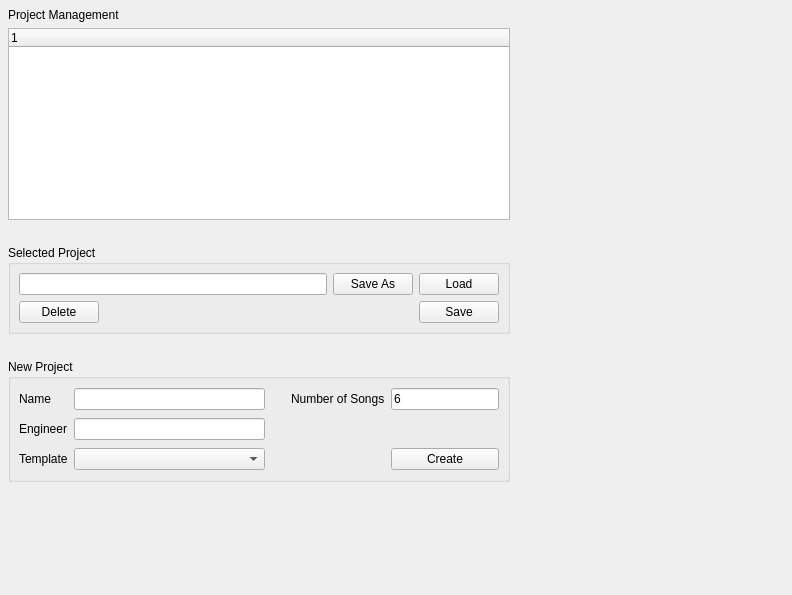
ErwanLegrand/Traverso-DAW, file src/traverso/ui/ProjectManagerWidget.ui: the form before one commit.
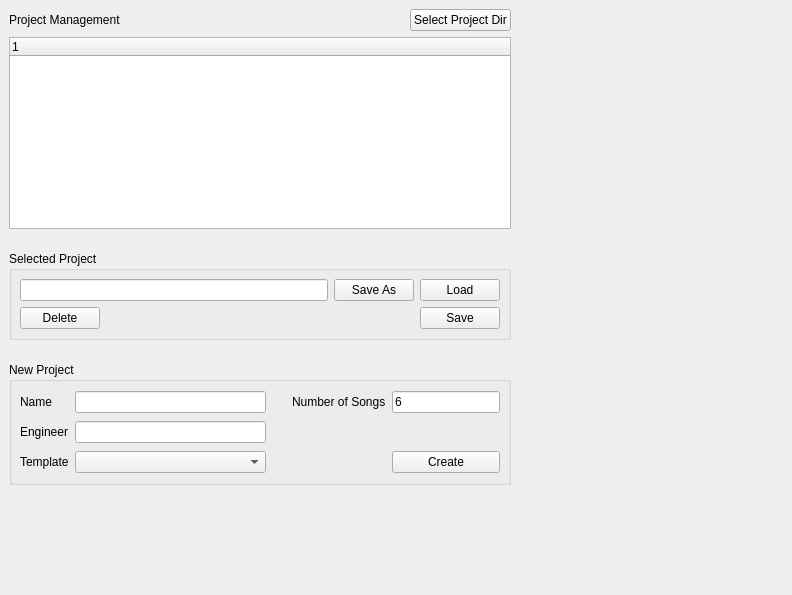
The form after the commit.

Commit message: add project dir selection button

```diff
--- a/src/traverso/ui/ProjectManagerWidget.ui
+++ b/src/traverso/ui/ProjectManagerWidget.ui
@@ -32,37 +32,11 @@
   </property>
   <layout class="QGridLayout" >
    <property name="margin" >
-    <number>8</number>
+    <number>9</number>
    </property>
    <property name="spacing" >
     <number>6</number>
    </property>
-   <item row="1" column="0" >
-    <spacer>
-     <property name="orientation" >
-      <enum>Qt::Vertical</enum>
-     </property>
-     <property name="sizeHint" >
-      <size>
-       <width>502</width>
-       <height>71</height>
-      </size>
-     </property>
-    </spacer>
-   </item>
-   <item row="0" column="1" >
-    <spacer>
-     <property name="orientation" >
-      <enum>Qt::Horizontal</enum>
-     </property>
-     <property name="sizeHint" >
-      <size>
-       <width>266</width>
-       <height>474</height>
-      </size>
-     </property>
-    </spacer>
-   </item>
    <item row="0" column="0" >
     <layout class="QVBoxLayout" >
      <property name="margin" >
@@ -72,11 +46,41 @@
       <number>6</number>
      </property>
      <item>
-      <widget class="QLabel" name="label" >
-       <property name="text" >
-        <string>Project Management</string>
+      <layout class="QHBoxLayout" >
+       <property name="margin" >
+        <number>0</number>
        </property>
-      </widget>
+       <property name="spacing" >
+        <number>6</number>
+       </property>
+       <item>
+        <widget class="QLabel" name="label" >
+         <property name="text" >
+          <string>Project Management</string>
+         </property>
+        </widget>
+       </item>
+       <item>
+        <spacer>
+         <property name="orientation" >
+          <enum>Qt::Horizontal</enum>
+         </property>
+         <property name="sizeHint" >
+          <size>
+           <width>40</width>
+           <height>20</height>
+          </size>
+         </property>
+        </spacer>
+       </item>
+       <item>
+        <widget class="QPushButton" name="projectDirSelectButton" >
+         <property name="text" >
+          <string>Select Project Dir</string>
+         </property>
+        </widget>
+       </item>
+      </layout>
      </item>
      <item>
       <widget class="QTreeWidget" name="projectListView" >
@@ -124,13 +128,6 @@
           <property name="spacing" >
            <number>6</number>
           </property>
-          <item row="1" column="3" >
-           <widget class="QPushButton" name="saveProjectButton" >
-            <property name="text" >
-             <string>Save</string>
-            </property>
-           </widget>
-          </item>
           <item row="1" column="1" >
            <spacer>
             <property name="orientation" >
@@ -144,13 +141,6 @@
             </property>
            </spacer>
           </item>
-          <item row="1" column="0" >
-           <widget class="QPushButton" name="deleteProjectbutton" >
-            <property name="text" >
-             <string>Delete</string>
-            </property>
-           </widget>
-          </item>
           <item row="0" column="0" colspan="2" >
            <widget class="QLineEdit" name="selectedProjectName" />
           </item>
@@ -161,6 +151,13 @@
             </property>
            </widget>
           </item>
+          <item row="1" column="0" >
+           <widget class="QPushButton" name="deleteProjectbutton" >
+            <property name="text" >
+             <string>Delete</string>
+            </property>
+           </widget>
+          </item>
           <item row="0" column="3" >
            <widget class="QPushButton" name="loadProjectButton" >
             <property name="text" >
@@ -168,6 +165,13 @@
             </property>
            </widget>
           </item>
+          <item row="1" column="3" >
+           <widget class="QPushButton" name="saveProjectButton" >
+            <property name="text" >
+             <string>Save</string>
+            </property>
+           </widget>
+          </item>
          </layout>
         </item>
        </layout>
@@ -322,6 +326,32 @@
      </item>
     </layout>
    </item>
+   <item row="0" column="1" >
+    <spacer>
+     <property name="orientation" >
+      <enum>Qt::Horizontal</enum>
+     </property>
+     <property name="sizeHint" >
+      <size>
+       <width>266</width>
+       <height>474</height>
+      </size>
+     </property>
+    </spacer>
+   </item>
+   <item row="1" column="0" >
+    <spacer>
+     <property name="orientation" >
+      <enum>Qt::Vertical</enum>
+     </property>
+     <property name="sizeHint" >
+      <size>
+       <width>502</width>
+       <height>70</height>
+      </size>
+     </property>
+    </spacer>
+   </item>
   </layout>
  </widget>
  <pixmapfunction></pixmapfunction>
```
Left out of the diff: 64 changed lines with no effect on the pictures. The commit also changes 2 other files.
